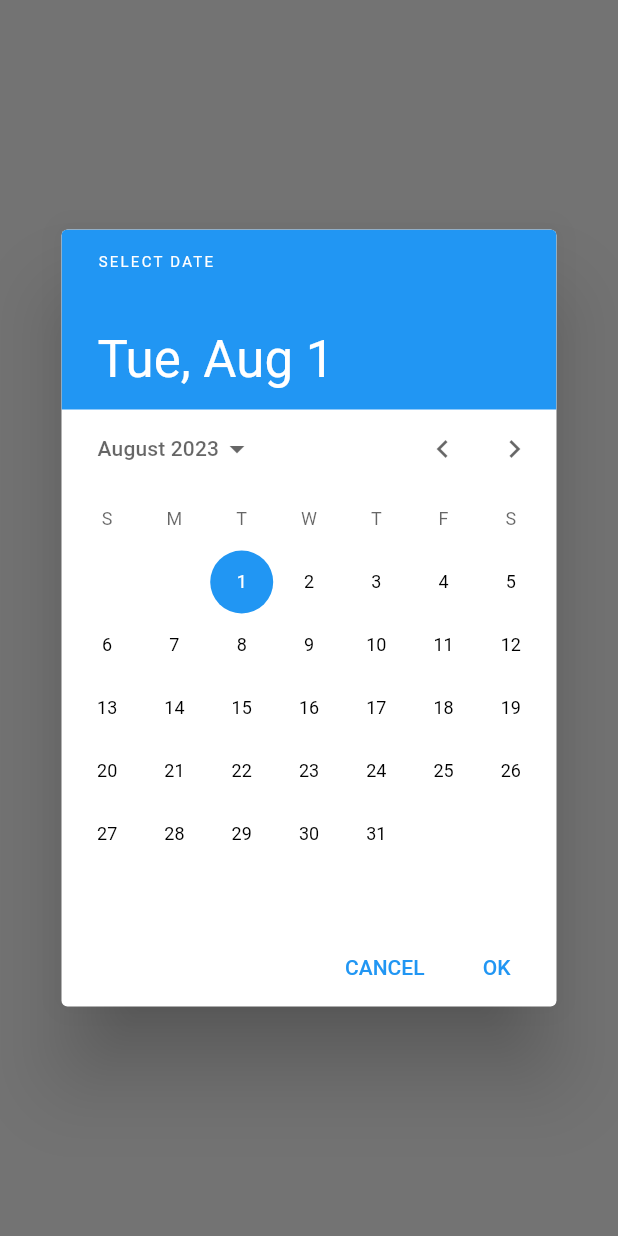
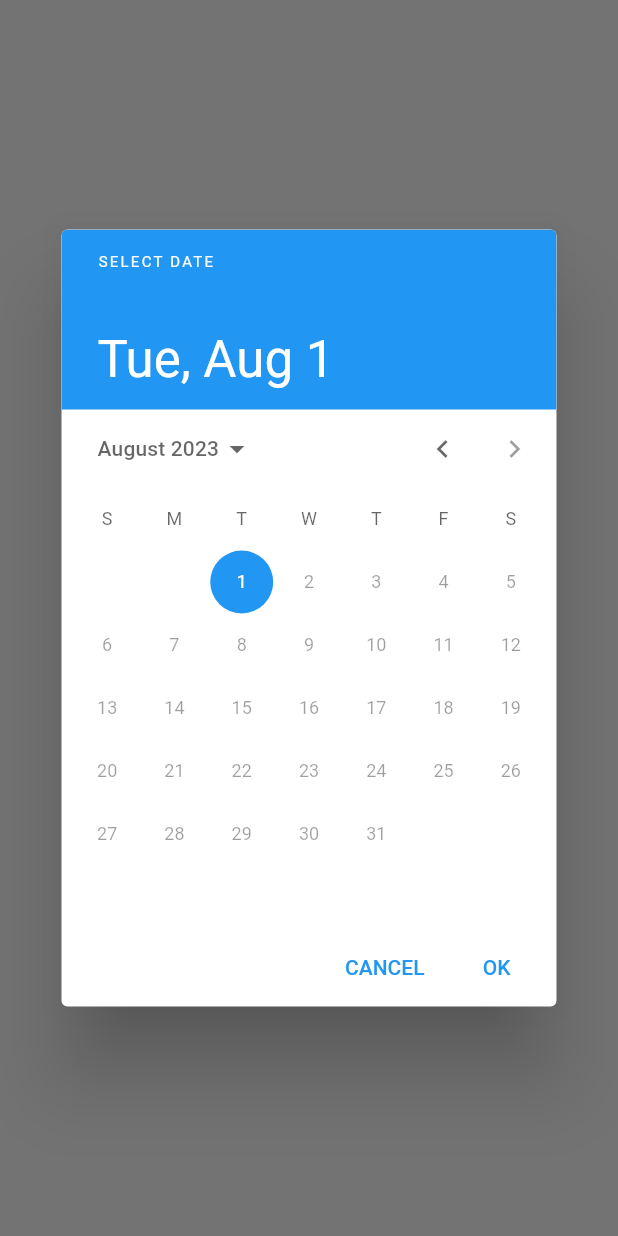
Before and after one commit to onur-akdogan/musteri_portali, a Flutter app: the DatePickerExample screen opened directly, after a tap on "Tarih Seç", on a phone screen of 412 x 824 dp. Run offline on Flutter 3.47's test engine with Material 2 defaults, Android fonts, the phone set to English and light mode, and no system bars.

Commit message:
01.08.2023baslangic

```diff
--- a/lib/miktar.dart
+++ b/lib/miktar.dart
@@ -58,8 +58,9 @@ class _DatePickerExampleState extends State<DatePickerExample>
           restorationId: 'date_picker_dialog',
           initialEntryMode: DatePickerEntryMode.calendarOnly,
           initialDate: DateTime.fromMillisecondsSinceEpoch(arguments! as int),
-          firstDate: DateTime(2021),
-          lastDate: DateTime(2099),
+          firstDate: DateTime(DateTime.now().year, DateTime.now().month,
+              DateTime.now().day - 10),
+          lastDate: DateTime.now(),
         );
       },
     );
```
Also changed, not shown: 8 other files.
